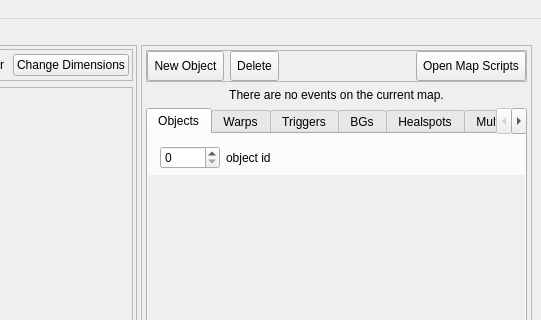
First picture: the form in forms/mainwindow.ui, repository huderlem/porymap, before the edit; both pictures show x 746 to 1287 and y 0 to 320 of the 1287 by 815 pixel window.
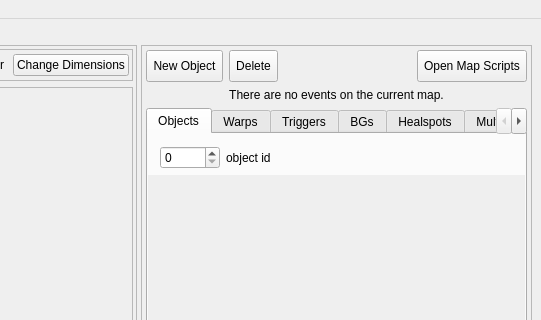
Second picture: the form after the edit. The open tabs and pages were chosen to show the change. Icons and pictures are not drawn. Custom widgets are drawn as their Qt base class.

Commit message: Adjust layout of events tab

Patch:
```diff
--- a/forms/mainwindow.ui
+++ b/forms/mainwindow.ui
@@ -1413,11 +1413,14 @@
                        </size>
                       </property>
                       <property name="frameShape">
-                       <enum>QFrame::StyledPanel</enum>
+                       <enum>QFrame::NoFrame</enum>
                       </property>
                       <property name="frameShadow">
                        <enum>QFrame::Raised</enum>
                       </property>
+                      <property name="lineWidth">
+                       <number>0</number>
+                      </property>
                       <layout class="QHBoxLayout" name="horizontalLayout">
                        <property name="leftMargin">
                         <number>0</number>
```
The commit also changes 1 other file.
